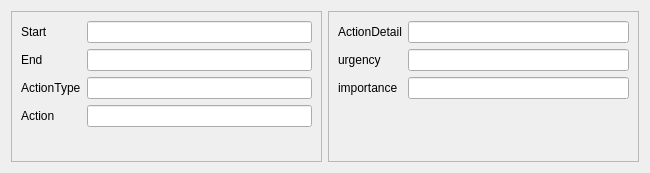
67-68/Time-Integrator, file QtUI/views/rawUI/rawPropertyEnterFrame.ui: the form before one commit.
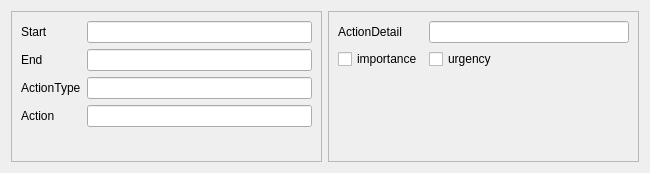
The form after the commit.

Patch:
```diff
--- a/QtUI/views/rawUI/rawPropertyEnterFrame.ui
+++ b/QtUI/views/rawUI/rawPropertyEnterFrame.ui
@@ -85,26 +85,20 @@
       <item row="0" column="1">
        <widget class="QLineEdit" name="actionDetailEdit"/>
       </item>
-      <item row="1" column="0">
-       <widget class="QLabel" name="urgenLabel">
-        <property name="text">
-         <string>urgency</string>
-        </property>
-       </widget>
-      </item>
       <item row="1" column="1">
-       <widget class="QLineEdit" name="urgenEdit"/>
+       <widget class="QCheckBox" name="urgenCheckBox">
+        <property name="text">
+         <string>urgency</string>
+        </property>
+       </widget>
       </item>
-      <item row="2" column="0">
-       <widget class="QLabel" name="imporLabel">
+      <item row="1" column="0">
+       <widget class="QCheckBox" name="imporCheckBox">
         <property name="text">
          <string>importance</string>
         </property>
        </widget>
       </item>
-      <item row="2" column="1">
-       <widget class="QLineEdit" name="imporEdit"/>
-      </item>
      </layout>
     </widget>
    </item>
```
